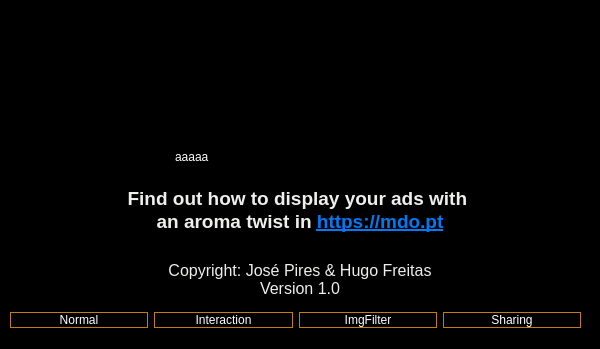
This is Proj/code/LS/LSApp/mainwindow.ui in ElectroQuanta/MDO as Qt 5 draws it before an edit; both pictures show x 0 to 600 and y 675 to 1024 of the 600 by 1024 pixel window. The edited form follows.
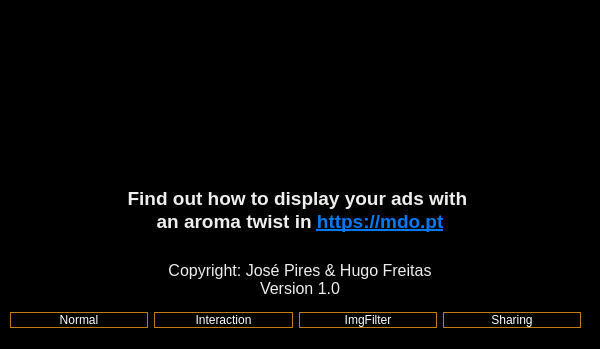
This is the edited form. Icons and pictures are not drawn.

Patch:
```diff
--- a/Proj/code/LS/LSApp/mainwindow.ui
+++ b/Proj/code/LS/LSApp/mainwindow.ui
@@ -222,22 +222,6 @@
        </item>
       </layout>
      </widget>
-     <widget class="QPlainTextEdit" name="plainTextEdit">
-      <property name="geometry">
-       <rect>
-        <x>170</x>
-        <y>820</y>
-        <width>421</width>
-        <height>31</height>
-       </rect>
-      </property>
-      <property name="styleSheet">
-       <string notr="true">color: rgb(255, 255, 255);</string>
-      </property>
-      <property name="plainText">
-       <string>aaaaa</string>
-      </property>
-     </widget>
     </widget>
    </widget>
   </widget>
```
Left out of the diff: 4 changed lines with no effect on the pictures.
